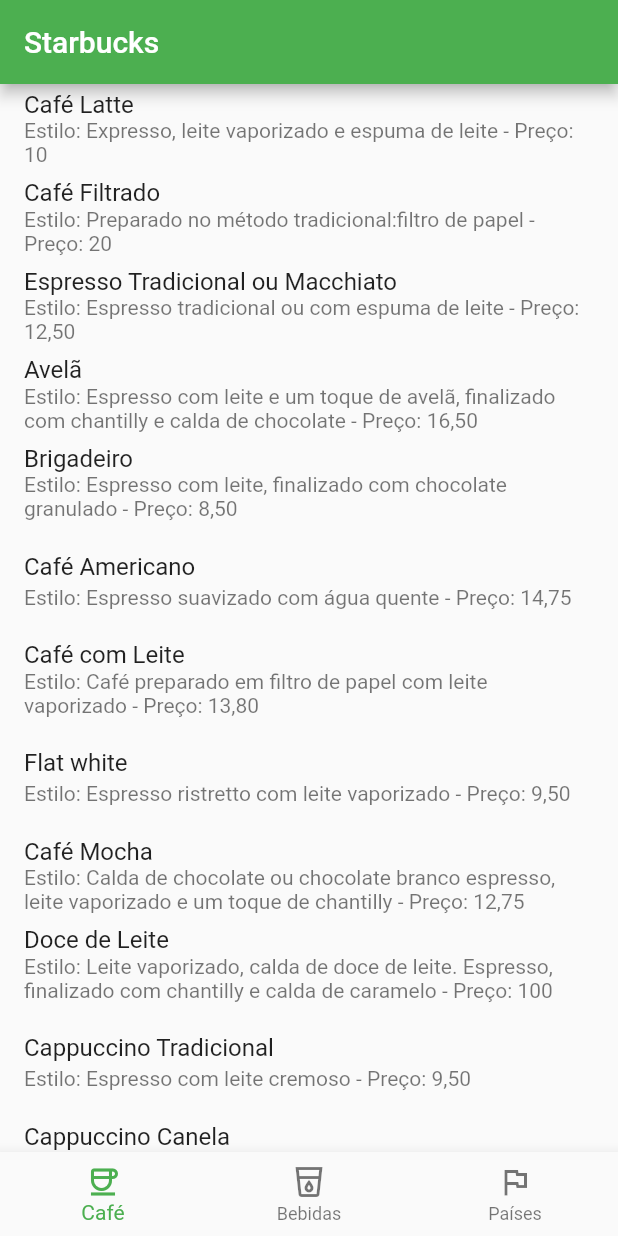
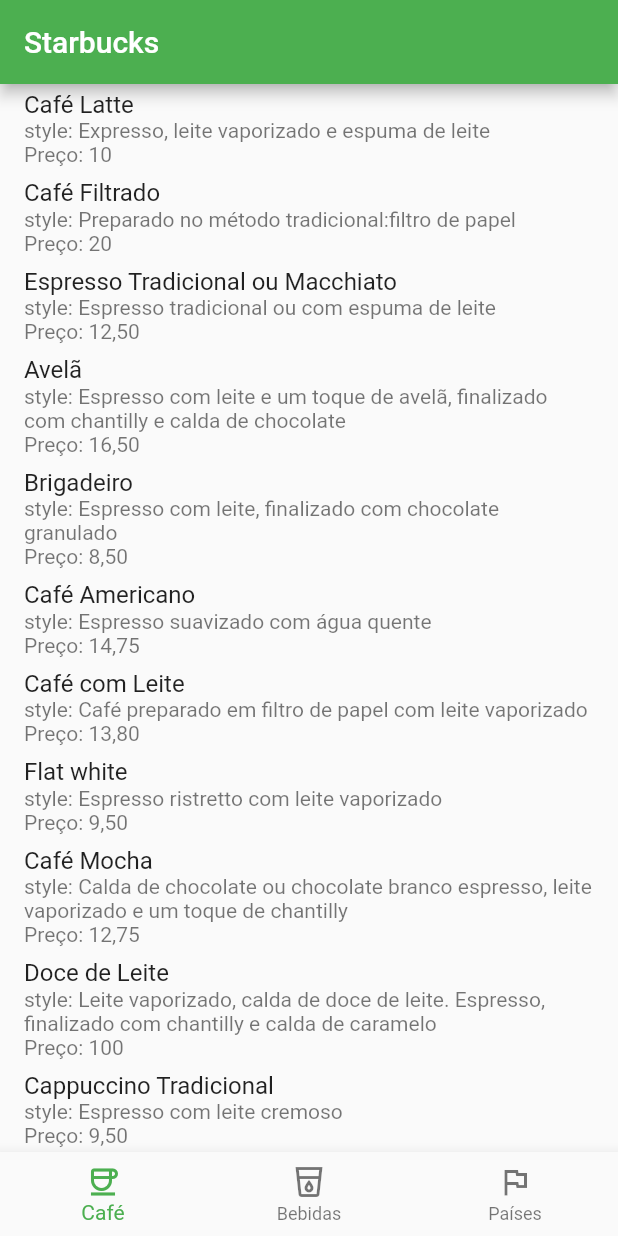
Before and after one commit to ErickBezerrar/POO-1, a Flutter app: the screen it shows after launch, on a phone screen of 412 x 824 dp. Run offline on Flutter 3.47's test engine with Material 2 defaults, Android fonts, the phone set to English and light mode, and no system bars; key blocks and very long unbroken strings in the code were emptied for the run.

```diff
--- a/receita4/lib/receita4.dart
+++ b/receita4/lib/receita4.dart
@@ -16,16 +16,39 @@ class MyApp extends StatelessWidget {
 
     ),
 
-    home: MyHomePage(title: 'Starbucks'),
+    home: MyHomePage(title: 'Starbucks', dataObjects: getDataObjects()),
 
   );
+
+  List<Map<String, dynamic>> getDataObjects() {
+    // Aqui podemos retornar uma lista de objetos JSON
+    // de qualquer tipo que desejarmos, com as propriedades
+    // que quisermos.
+    return [
+
+      {"name": "Café Latte", "style": "Expresso, leite vaporizado e espuma de leite", "Preço": "10"},
+      {"name": "Café Filtrado", "style": "Preparado no método tradicional:filtro de papel", "Preço": "20"},
+      {"name": "Espresso Tradicional ou Macchiato", "style": "Espresso tradicional ou com espuma de leite", "Preço": "12,50"},
+      {"name": "Avelã", "style": "Espresso com leite e um toque de avelã, finalizado com chantilly e calda de chocolate", "Preço": "16,50"},
+      {"name": "Brigadeiro", "style": "Espresso com leite, finalizado com chocolate granulado", "Preço": "8,50"},
+      {"name": "Café Americano", "style": "Espresso suavizado com água quente", "Preço": "14,75"},
+      {"name": "Café com Leite", "style": "Café preparado em filtro de papel com leite vaporizado", "Preço": "13,80"},
+      {"name": "Flat white", "style": "Espresso ristretto com leite vaporizado", "Preço": "9,50"},
+      {"name": "Café Mocha", "style": "Calda de chocolate ou chocolate branco espresso, leite vaporizado e um toque de chantilly", "Preço": "12,75"},
+      {"name": "Doce de Leite", "style": "Leite vaporizado, calda de doce de leite. Espresso, finalizado com chantilly e calda de caramelo", "Preço": "100"},
+      {"name": "Cappuccino Tradicional", "style": "Espresso com leite cremoso", "Preço": "9,50"},
+      {"name": "Cappuccino Canela", "style": "Espresso, um toque de canela e leite cremoso, finalizado com pitadas de canela em pó", "Preço": "12,50"},
+    ];
+
+  }
 }
 
 class MyHomePage extends StatefulWidget {
 
-  MyHomePage({Key? key, required this.title}) : super(key: key);
+  MyHomePage({Key? key, required this.title, required this.dataObjects}) : super(key: key);
 
   final String title;
+  final List<Map<String, dynamic>> dataObjects;
 
   @override
 
@@ -33,22 +56,6 @@ class MyHomePage extends StatefulWidget {
 }
 
 class _MyHomePageState extends State<MyHomePage> {
-  final dataObjects = [
-
-    {"name": "Café Latte", "style": "Expresso, leite vaporizado e espuma de leite", "Preço": "10"},
-    {"name": "Café Filtrado", "style": "Preparado no método tradicional:filtro de papel", "Preço": "20"},
-    {"name": "Espresso Tradicional ou Macchiato", "style": "Espresso tradicional ou com espuma de leite", "Preço": "12,50"},
-    {"name": "Avelã", "style": "Espresso com leite e um toque de avelã, finalizado com chantilly e calda de chocolate", "Preço": "16,50"},
-    {"name": "Brigadeiro", "style": "Espresso com leite, finalizado com chocolate granulado", "Preço": "8,50"},
-    {"name": "Café Americano", "style": "Espresso suavizado com água quente", "Preço": "14,75"},
-    {"name": "Café com Leite", "style": "Café preparado em filtro de papel com leite vaporizado", "Preço": "13,80"},
-    {"name": "Flat white", "style": "Espresso ristretto com leite vaporizado", "Preço": "9,50"},
-    {"name": "Café Mocha", "style": "Calda de chocolate ou chocolate branco espresso, leite vaporizado e um toque de chantilly", "Preço": "12,75"},
-    {"name": "Doce de Leite", "style": "Leite vaporizado, calda de doce de leite. Espresso, finalizado com chantilly e calda de caramelo", "Preço": "100"},
-    {"name": "Cappuccino Tradicional", "style": "Espresso com leite cremoso", "Preço": "9,50"},
-    {"name": "Cappuccino Canela", "style": "Espresso, um toque de canela e leite cremoso, finalizado com pitadas de canela em pó", "Preço": "12,50"},
-
-  ];
 
   @override
 
@@ -63,7 +70,7 @@ class _MyHomePageState extends State<MyHomePage> {
       ),
       body: Center(
 
-        child: MyTileWidget(dataObjects: dataObjects),
+        child: DataBodyWidget(dataObjects: widget.dataObjects),
 
       ),
       bottomNavigationBar: BottomNavigationBar(
@@ -80,11 +87,11 @@ class _MyHomePageState extends State<MyHomePage> {
   }
 }
 
-class MyTileWidget extends StatelessWidget {
+class DataBodyWidget extends StatelessWidget {
 
-  final List<Map<String, String>> dataObjects;
+  final List<Map<String, dynamic>> dataObjects;
 
-  const MyTileWidget({Key? key, required this.dataObjects}) : super(key: key);
+  const DataBodyWidget({Key? key, required this.dataObjects}) : super(key: key);
 
   @override
 
@@ -100,7 +107,16 @@ class MyTileWidget extends StatelessWidget {
 
             title: Text(obj['name'] ?? ''),
 
-            subtitle: Text('Estilo: ${obj['style'] ?? ''} - Preço: ${obj['Preço'] ?? ''}'),
+            // Aqui podemos exibir as propriedades que quisermos,
+            // com o texto que quisermos. É possível usar condicionais,
+            // formatação, etc.
+            subtitle: Column(
+              crossAxisAlignment: CrossAxisAlignment.start,
+              children: [
+                Text('style: ${obj['style'] ?? ''}'),
+                Text('Preço: ${obj['Preço'] ?? ''}'),
+              ],
+            ),
 
           ),
       ],
```
